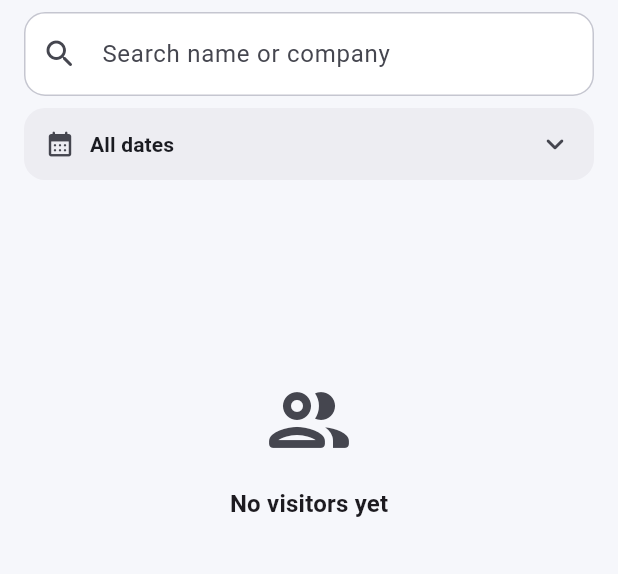
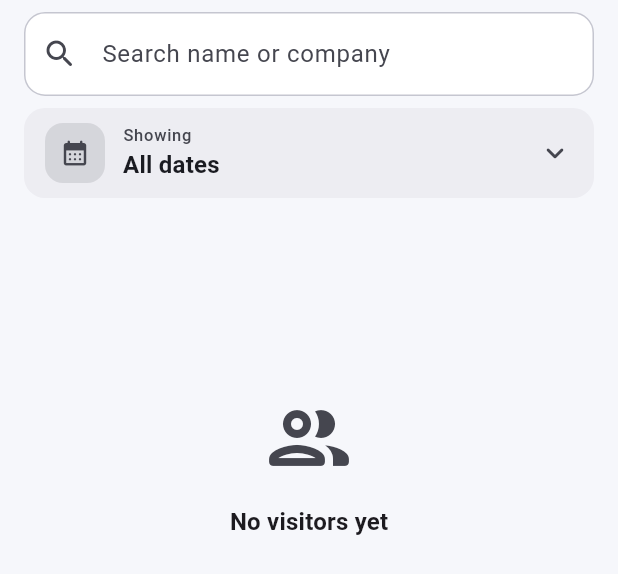
Before and after one commit to ShivanshPande19/AZIMUTH-ENTRY, a Flutter app: the OwnerVisitorsScreen widget shown alone on an empty page, opened directly, on a phone screen of 412 x 824 dp. Shown: the top 574 px of the screen. Run offline on Flutter 3.47's test engine with Material 3 defaults, Android fonts, the phone set to English and light mode, and no system bars; our stand-ins replace supabase_flutter; accounts and stored records are empty.

Commit message:
Owner: paginate register (infinite scroll) + guard-style date bar
- Load the register a page at a time (30/page) via server-side range, with
  infinite scroll and a loading footer, so large numbers of visitors are
  handled efficiently (list also renders lazily)
- Restyle the owner date selector to match the guard's working-date bar
  (icon tile + 'Showing' label + value + chevron, with an 'All' reset)
- Date filtering is now server-side; search stays client-side over loaded
  items

```diff
--- a/lib/screens/owner/owner_visitors_screen.dart
+++ b/lib/screens/owner/owner_visitors_screen.dart
@@ -7,8 +7,12 @@ import '../../theme.dart';
 import '../../utils/format.dart';
 
 /// Owner's view of the full register, presented as a light dashboard:
-/// a summary strip at the top, then visitors grouped by the day they arrived
-/// (Today / Yesterday / dated sections) so it's easy to see who came when.
+/// a summary strip, a working-date selector, then visitors grouped by the day
+/// they arrived (Today / Yesterday / dated sections).
+///
+/// The register is loaded a page at a time (infinite scroll) so it scales to
+/// large numbers of visitors without fetching everything up front, and the
+/// list renders lazily.
 ///
 /// Phone numbers stay masked until the owner taps "Reveal", which fetches the
 /// real number and records an audit entry on the server.
@@ -20,29 +24,101 @@ class OwnerVisitorsScreen extends StatefulWidget {
 }
 
 class _OwnerVisitorsScreenState extends State<OwnerVisitorsScreen> {
+  static const int _pageSize = 30;
+
   final _service = VisitorService();
   final _searchCtrl = TextEditingController();
+  final _scroll = ScrollController();
 
-  late Future<List<Visitor>> _future;
+  final List<Visitor> _items = [];
   String _query = '';
   DateTime? _filterDate; // null = show all dates
+
+  bool _initialLoading = true;
+  bool _loadingMore = false;
+  bool _hasMore = true;
+  Object? _error;
 
   @override
   void initState() {
     super.initState();
+    _scroll.addListener(_onScroll);
     _reload();
   }
 
   @override
   void dispose() {
+    _scroll.removeListener(_onScroll);
+    _scroll.dispose();
     _searchCtrl.dispose();
     super.dispose();
   }
 
-  void _reload() {
+  void _onScroll() {
+    if (_scroll.position.pixels >=
+        _scroll.position.maxScrollExtent - 320) {
+      _loadMore();
+    }
+  }
+
+  Future<void> _reload() async {
     setState(() {
-      _future = _service.listVisitors();
+      _initialLoading = true;
+      _error = null;
+      _items.clear();
+      _hasMore = true;
     });
+    await _loadPage(reset: true);
+  }
+
+  Future<void> _loadPage({bool reset = false}) async {
+    try {
+      final page = await _service.listVisitors(
+        day: _filterDate,
+        limit: _pageSize,
+        offset: reset ? 0 : _items.length,
+      );
+      if (!mounted) return;
+      setState(() {
+        _items.addAll(page);
+        _hasMore = page.length == _pageSize;
+        _initialLoading = false;
+        _loadingMore = false;
+      });
+    } catch (e) {
+      if (!mounted) return;
+      setState(() {
+        _error = e;
+        _initialLoading = false;
+        _loadingMore = false;
+      });
+    }
+  }
+
+  Future<void> _loadMore() async {
+    if (_loadingMore || !_hasMore || _initialLoading) return;
+    setState(() => _loadingMore = true);
+    await _loadPage();
+  }
+
+  Future<void> _pickFilterDate() async {
+    final now = DateTime.now();
+    final picked = await showDatePicker(
+      context: context,
+      initialDate: _filterDate ?? now,
+      firstDate: DateTime(now.year - 3),
+      lastDate: now,
+      helpText: 'Show visitors on',
+    );
+    if (picked != null && mounted) {
+      setState(() => _filterDate = picked);
+      _reload();
+    }
+  }
+
+  void _clearFilterDate() {
+    setState(() => _filterDate = null);
+    _reload();
   }
 
   Future<void> _reveal(Visitor v) async {
@@ -147,40 +223,18 @@ class _OwnerVisitorsScreenState extends State<OwnerVisitorsScreen> {
     );
   }
 
-  List<Visitor> _applyFilters(List<Visitor> all) {
-    var result = all;
-    if (_filterDate != null) {
-      result =
-          result.where((v) => isSameDay(v.entryTime, _filterDate!)).toList();
-    }
+  /// Client-side search over the loaded items (date filtering is server-side).
+  List<Visitor> _search(List<Visitor> all) {
     final q = _query.trim().toLowerCase();
-    if (q.isNotEmpty) {
-      result = result
+    if (q.isEmpty) return all;
+    return all
         .where((v) =>
             v.name.toLowerCase().contains(q) ||
             (v.company ?? '').toLowerCase().contains(q))
         .toList();
   }
-    return result;
-  }
 
-  Future<void> _pickFilterDate() async {
-    final now = DateTime.now();
-    final picked = await showDatePicker(
-      context: context,
-      initialDate: _filterDate ?? now,
-      firstDate: DateTime(now.year - 3),
-      lastDate: now,
-      helpText: 'Show visitors on',
-    );
-    if (picked != null && mounted) {
-      setState(() => _filterDate = picked);
-    }
-  }
-
-  void _clearFilterDate() => setState(() => _filterDate = null);
-
-  /// Flatten the visitor list into a stats header + per-day sections.
+  /// Flatten into an optional stats row + per-day sections + a trailing loader.
   List<_Row> _buildRows(List<Visitor> list, {required bool showStats}) {
     final now = DateTime.now();
     final rows = <_Row>[];
@@ -195,7 +249,6 @@ class _OwnerVisitorsScreenState extends State<OwnerVisitorsScreen> {
       ));
     }
 
-    // Count per day for the header badges.
     final counts = <DateTime, int>{};
     for (final v in list) {
       final d =
@@ -217,6 +270,8 @@ class _OwnerVisitorsScreenState extends State<OwnerVisitorsScreen> {
       }
       rows.add(_VisitorRow(v));
     }
+
+    if (_hasMore) rows.add(const _LoaderRow());
     return rows;
   }
 
@@ -249,28 +304,32 @@ class _OwnerVisitorsScreenState extends State<OwnerVisitorsScreen> {
           onPick: _pickFilterDate,
           onClear: _clearFilterDate,
         ),
-        Expanded(
-          child: RefreshIndicator(
-            onRefresh: () async => _reload(),
-            child: FutureBuilder<List<Visitor>>(
-              future: _future,
-              builder: (context, snapshot) {
-                if (snapshot.connectionState != ConnectionState.done) {
+        Expanded(child: _buildBody()),
+      ],
+    );
+  }
+
+  Widget _buildBody() {
+    if (_initialLoading) {
       return const Center(child: CircularProgressIndicator());
     }
-                if (snapshot.hasError) {
-                  return _ErrorView(
-                      message: '${snapshot.error}', onRetry: _reload);
+    if (_error != null && _items.isEmpty) {
+      return _ErrorView(message: '$_error', onRetry: _reload);
     }
-                final list = _applyFilters(snapshot.data ?? []);
-                if (list.isEmpty) {
-                  return _EmptyView(
+
+    final list = _search(_items);
+    final showStats = _filterDate == null && _query.trim().isEmpty;
+    final rows = _buildRows(list, showStats: showStats);
+
+    return RefreshIndicator(
+      onRefresh: _reload,
+      child: list.isEmpty
+          ? _EmptyView(
               searching: _query.trim().isNotEmpty,
               dateFiltered: _filterDate != null,
-                  );
-                }
-                final rows = _buildRows(list, showStats: _filterDate == null);
-                return ListView.builder(
+            )
+          : ListView.builder(
+              controller: _scroll,
               padding: const EdgeInsets.fromLTRB(16, 4, 16, 28),
               itemCount: rows.length,
               itemBuilder: (context, i) {
@@ -294,14 +353,19 @@ class _OwnerVisitorsScreenState extends State<OwnerVisitorsScreen> {
                       child: _OwnerVisitorTile(
                           visitor: row.visitor, onReveal: _reveal),
                     ),
-                    };
-                  },
-                );
-              },
+                  _LoaderRow() => const Padding(
+                      padding: EdgeInsets.symmetric(vertical: 20),
+                      child: Center(
+                        child: SizedBox(
+                          height: 24,
+                          width: 24,
+                          child: CircularProgressIndicator(strokeWidth: 2.4),
                         ),
                       ),
                     ),
-      ],
+                };
+              },
+            ),
     );
   }
 }
@@ -332,7 +396,11 @@ class _VisitorRow extends _Row {
   final Visitor visitor;
 }
 
-// ---- Date filter bar -------------------------------------------------------
+class _LoaderRow extends _Row {
+  const _LoaderRow();
+}
+
+// ---- Date selector (styled to match the guard's working-date bar) ----------
 class _DateFilterBar extends StatelessWidget {
   const _DateFilterBar(
       {required this.date, required this.onPick, required this.onClear});
@@ -358,30 +426,53 @@ class _DateFilterBar extends StatelessWidget {
                 borderRadius: BorderRadius.circular(14),
                 onTap: onPick,
                 child: Padding(
-                  padding: const EdgeInsets.symmetric(
-                      horizontal: 14, vertical: 12),
+                  padding:
+                      const EdgeInsets.symmetric(horizontal: 14, vertical: 10),
                   child: Row(
                     children: [
-                      Icon(Icons.calendar_month_rounded,
+                      Container(
+                        width: 40,
+                        height: 40,
+                        decoration: BoxDecoration(
+                          color: (active
+                                  ? scheme.primary
+                                  : scheme.onSurfaceVariant)
+                              .withValues(alpha: 0.14),
+                          borderRadius: BorderRadius.circular(12),
+                        ),
+                        child: Icon(Icons.calendar_month_rounded,
                             size: 20,
                             color: active
                                 ? scheme.primary
                                 : scheme.onSurfaceVariant),
-                      const SizedBox(width: 10),
+                      ),
+                      const SizedBox(width: 12),
                       Expanded(
-                        child: Text(
+                        child: Column(
+                          crossAxisAlignment: CrossAxisAlignment.start,
+                          children: [
+                            Text(
+                              'Showing',
+                              style: Theme.of(context)
+                                  .textTheme
+                                  .labelSmall
+                                  ?.copyWith(color: scheme.onSurfaceVariant),
+                            ),
+                            Text(
                               active ? relativeDayLabel(date!) : 'All dates',
                               maxLines: 1,
                               overflow: TextOverflow.ellipsis,
                               style: Theme.of(context)
                                   .textTheme
-                              .titleSmall
+                                  .titleMedium
                                   ?.copyWith(
-                                fontWeight: FontWeight.w600,
+                                    fontWeight: FontWeight.w700,
                                     color: active
                                         ? scheme.primary
                                         : scheme.onSurface,
                                   ),
+                            ),
+                          ],
                         ),
                       ),
                       Icon(Icons.expand_more_rounded,
@@ -394,10 +485,10 @@ class _DateFilterBar extends StatelessWidget {
           ),
           if (active) ...[
             const SizedBox(width: 8),
-            IconButton.filledTonal(
-              tooltip: 'Show all dates',
+            FilledButton.tonalIcon(
               onPressed: onClear,
-              icon: const Icon(Icons.close_rounded),
+              icon: const Icon(Icons.event_available_rounded, size: 18),
+              label: const Text('All'),
             ),
           ],
         ],
@@ -470,8 +561,8 @@ class _StatCard extends StatelessWidget {
       decoration: BoxDecoration(
         color: scheme.surface,
         borderRadius: BorderRadius.circular(16),
-        border: Border.all(
-            color: scheme.outlineVariant.withValues(alpha: 0.7)),
+        border:
+            Border.all(color: scheme.outlineVariant.withValues(alpha: 0.7)),
       ),
       child: Column(
         crossAxisAlignment: CrossAxisAlignment.start,
@@ -549,10 +640,9 @@ class _DayHeader extends StatelessWidget {
                   color: accent, fontWeight: FontWeight.w700, fontSize: 12),
             ),
           ),
-          const Spacer(),
+          const SizedBox(width: 12),
           Expanded(
             child: Divider(
-                indent: 8,
                 color: scheme.outlineVariant.withValues(alpha: 0.6)),
           ),
         ],
@@ -720,15 +810,11 @@ class _EmptyView extends StatelessWidget {
     return ListView(
       children: [
         const SizedBox(height: 120),
-        Center(
-          child: Icon(icon, size: 64, color: scheme.onSurfaceVariant),
-        ),
+        Center(child: Icon(icon, size: 64, color: scheme.onSurfaceVariant)),
         const SizedBox(height: 12),
         Center(
-          child: Text(
-            message,
-            style: Theme.of(context).textTheme.titleMedium,
-          ),
+          child: Text(message,
+              style: Theme.of(context).textTheme.titleMedium),
         ),
       ],
     );
--- a/lib/services/visitor_service.dart
+++ b/lib/services/visitor_service.dart
@@ -31,10 +31,13 @@ class VisitorService {
   /// List visitors, newest first. Contains only masked phone numbers.
   ///
   /// [day] optionally restricts results to entries whose entry_time falls on
-  /// that calendar day (local time).
+  /// that calendar day (local time). [limit]/[offset] enable server-side
+  /// pagination so large registers are fetched a page at a time.
   Future<List<Visitor>> listVisitors({
     bool onlyInside = false,
     DateTime? day,
+    int? limit,
+    int? offset,
   }) async {
     var query = _client.from('visitors').select();
     if (onlyInside) {
@@ -47,7 +50,12 @@ class VisitorService {
           .gte('entry_time', start.toUtc().toIso8601String())
           .lt('entry_time', end.toUtc().toIso8601String());
     }
-    final rows = await query.order('entry_time', ascending: false);
+    var transform = query.order('entry_time', ascending: false);
+    if (limit != null) {
+      final from = offset ?? 0;
+      transform = transform.range(from, from + limit - 1);
+    }
+    final rows = await transform;
     return (rows as List)
         .map((r) => Visitor.fromMap(r as Map<String, dynamic>))
         .toList();
```
Lines whose indentation alone changed are shown as unchanged.
